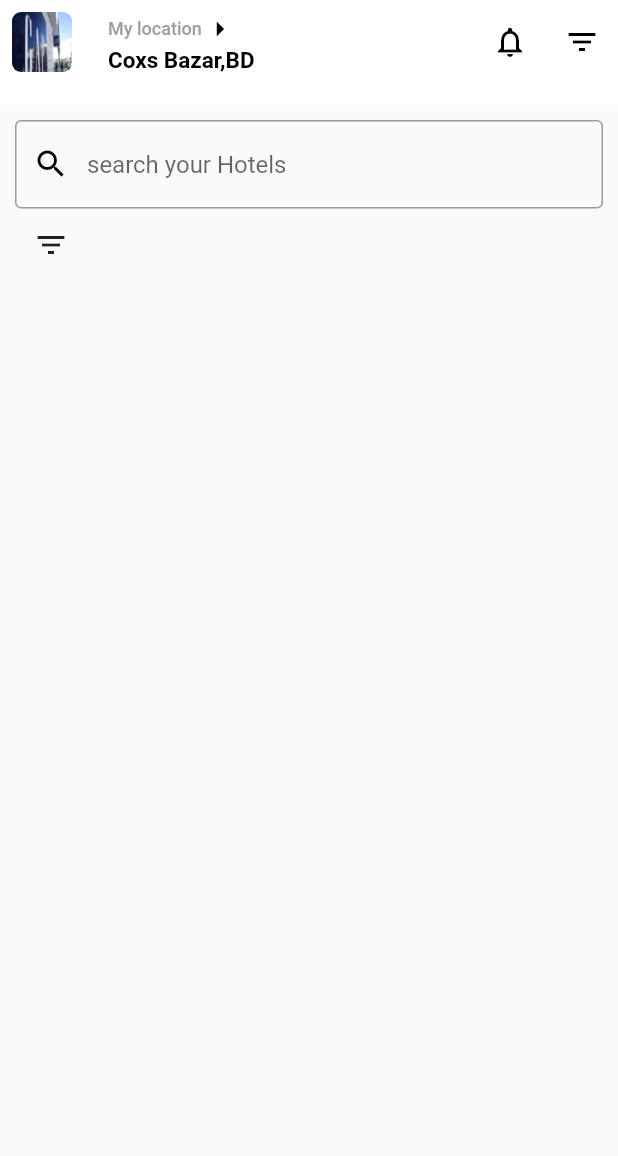
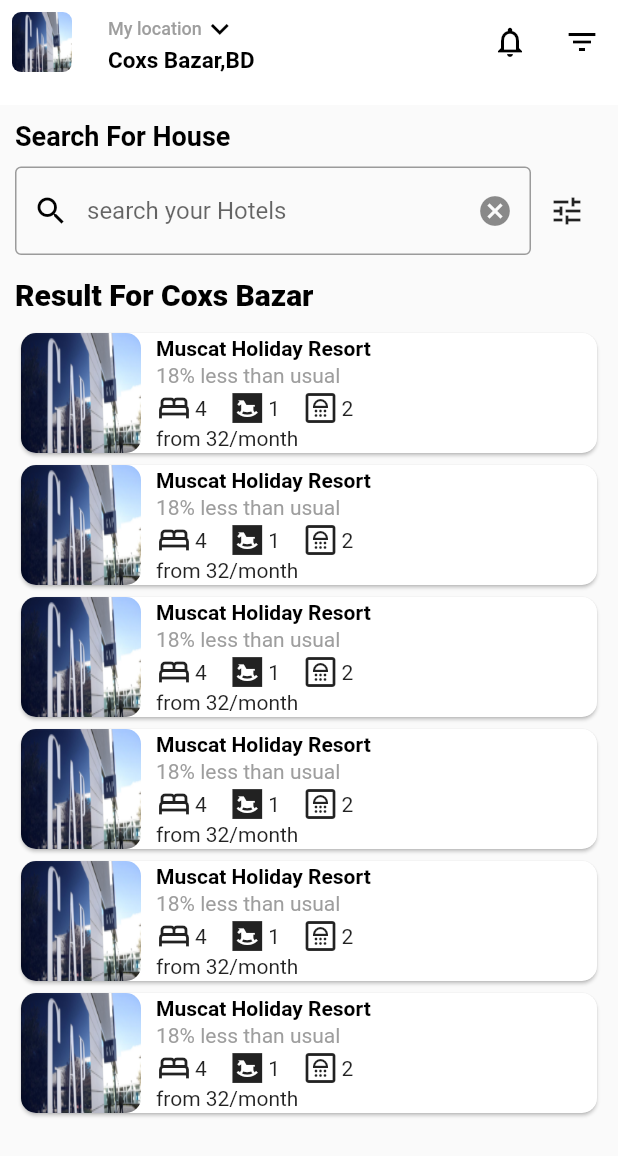
Before and after one commit to sandhyaa59/demoProject, a Flutter app: the Search screen opened directly, after a tap on the "filter list" icon, on a phone screen of 412 x 824 dp. Shown: the top 1156 px of the screen. Run offline on Flutter 3.47's test engine with Material 2 defaults, Android fonts, the phone set to English and light mode, and no system bars.

Commit message:
search page

```diff
--- a/lib/main.dart
+++ b/lib/main.dart
@@ -1,5 +1,5 @@
 // import 'package:demoproject/screens/homepage.dart';
-import 'package:demoproject/screens/homepage.dart';
+// import 'package:demoproject/screens/homepage.dart';
 import 'package:demoproject/screens/search.dart';
 import 'package:flutter/material.dart';
 
@@ -14,7 +14,7 @@ class DemoProject extends StatelessWidget {
   Widget build(BuildContext context) {
     return MaterialApp(
       debugShowCheckedModeBanner: false,
-      home: HomePage(),
+      home: Search(),
     );
   }
 }
--- a/lib/screens/search.dart
+++ b/lib/screens/search.dart
@@ -1,7 +1,7 @@
 import 'package:flutter/material.dart';
 
 class Search extends StatelessWidget {
-  const Search({ Key? key }) : super(key: key);
+  const Search({Key? key}) : super(key: key);
 
   @override
   Widget build(BuildContext context) {
@@ -11,23 +11,27 @@ class Search extends StatelessWidget {
         child: AppBar(
           backgroundColor: Colors.white,
           elevation: 0.0,
-          leading: Container(margin: EdgeInsets.all(8.0),
+          leading: Container(
+            margin: EdgeInsets.all(8.0),
             decoration: BoxDecoration(
                 shape: BoxShape.rectangle,
                 borderRadius: BorderRadius.circular(6.0),
                 image: DecorationImage(
-                  image: AssetImage('image/gap.png'),
-                  fit: BoxFit.fill
-                )),
+                    image: AssetImage('image/gap.png'), fit: BoxFit.fill)),
           ),
-          title: Column(crossAxisAlignment: CrossAxisAlignment.start,
+          title: Column(
+            crossAxisAlignment: CrossAxisAlignment.start,
             children: [
               Row(
                 children: [
                   Text(
                     'My location',
                     style: TextStyle(color: Colors.grey, fontSize: 12.0),
-                  ),Icon(Icons.arrow_right,color: Colors.black,)
+                  ),
+                  Icon(
+                    Icons.expand_more,
+                    color: Colors.black,
+                  )
                 ],
               ),
               Text(
@@ -55,42 +59,162 @@ class Search extends StatelessWidget {
           ],
         ),
       ),
-      body:Container(
+      body: SingleChildScrollView(
+        child: Container(
             margin: EdgeInsets.all(10.0),
               child: Column(
-              mainAxisSize: MainAxisSize.min,
+                  crossAxisAlignment: CrossAxisAlignment.start,
+                  // mainAxisSize: MainAxisSize.min,
                   children: [
                     searchBox(),
                     SizedBox(
                       height: 15.0,
-              ), ])),
+                    ),
+                    result()
+                  ]),
+            ),
+      )
     );
   }
 }
 
-Container searchBox (){
+Container searchBox() {
   return Container(
-   child: Column(crossAxisAlignment: CrossAxisAlignment.start,
+    // height: 50.0,
+
+      child: Column(
+        crossAxisAlignment: CrossAxisAlignment.start,
+        mainAxisAlignment: MainAxisAlignment.spaceBetween,
         children: [
-      //  Text('Search For House',style: TextStyle(
-      //    color: Colors.black,
-      //    fontWeight: FontWeight.bold,fontSize: 18.0
-      //  ),),
-      //  SizedBox(height: 5.0),
+          Text(
+            'Search For House',
+            style: TextStyle(
+                color: Colors.black, fontWeight: FontWeight.bold, fontSize: 18.0),
+          ),
+          SizedBox(height: 10.0),
+          Row(
+            children: [
               Flexible(
                 child: TextFormField(
                     autofocus: false,
                     decoration: const InputDecoration(
                         border: OutlineInputBorder(),
-                  prefixIcon: Icon(Icons.search,color: Colors.black,),
+                        prefixIcon: Icon(
+                          Icons.search,
+                          color: Colors.black,
+                        ),
                         hintText: 'search your Hotels',
-                  // suffixIcon: IconButton(onPressed: (){}, icon: Icon(Icons.cancel))
+                        suffixIcon: Icon(Icons.cancel))),
+              ),
+              IconButton(onPressed: () {}, icon: Icon(Icons.tune_outlined))
+            ],
+          ),
+        ],
+      ),
 
-                  )
+  );
+}
+
+Container result() {
+  return Container(
+    child: Column(
+      crossAxisAlignment: CrossAxisAlignment.start,
+      // mainAxisAlignment: MainAxisAlignment.spaceEvenly,
+      children: [
+        Text(
+          'Result For Coxs Bazar',
+          style: TextStyle(
+              color: Colors.black, fontSize: 20.0, fontWeight: FontWeight.w800),
         ),
+        SizedBox(
+          height: 10.0,
         ),
-          IconButton(onPressed: () {}, icon: Icon(Icons.filter_list_outlined))
+       Container(
+         child: ListView(
+              shrinkWrap: true,
+              scrollDirection: Axis.vertical, children: [
+              getResultList(),
+              getResultList(),
+              getResultList(),
+              getResultList(),
+              getResultList(),
+              getResultList()
+            ]),
+       ),
       ],
     ),
   );
 }
+
+Container getResultList(){
+return Container(
+ child: Card(
+              shape: RoundedRectangleBorder(
+                  borderRadius: BorderRadius.circular(10.0)),
+              child: Row(
+                children: [
+                  Container(
+                      height: 80.0,
+                      width: 80.0,
+                      decoration: BoxDecoration(
+                          shape: BoxShape.rectangle,
+                          borderRadius: BorderRadius.circular(10.0),
+                          image: DecorationImage(
+                              image: AssetImage('image/gap.png'),
+                              fit: BoxFit.fill))),
+                  SizedBox(
+                    width: 10.0,
+                  ),
+                  Column(
+                      crossAxisAlignment: CrossAxisAlignment.start,
+                      mainAxisAlignment: MainAxisAlignment.spaceEvenly,
+                      children: [
+                        Text(
+                          'Muscat Holiday Resort',
+                          style: TextStyle(
+                              color: Colors.black, fontWeight: FontWeight.bold),
+                        ),
+                        SizedBox(
+                          height: 2.0,
+                        ),
+                        Text(
+                          '18% less than usual',
+                          style: TextStyle(color: Colors.grey),
+                        ),
+                        SizedBox(
+                          height: 2.0,
+                        ),
+                        Row(
+                          mainAxisAlignment: MainAxisAlignment.spaceEvenly,
+                          children: [
+                            Icon(Icons.bed_outlined),
+                            SizedBox(
+                              width: 2.0,
+                            ),
+                            Text('4'),
+                            SizedBox(
+                              width: 15.0,
+                            ),
+                            Icon(Icons.bedroom_baby_sharp),
+                            SizedBox(
+                              width: 2.0,
+                            ),
+                            Text('1'),
+                            SizedBox(
+                              width: 15.0,
+                            ),
+                            Icon(Icons.bathroom_outlined),
+                            SizedBox(
+                              width: 2.0,
+                            ),
+                            Text('2'),
+                          ],
+                        ),
+                        Text('from 32/month')
+                      ])
+                ],
+              ),
+            ),
+
+        );
+}
```
Lines whose indentation alone changed are shown as unchanged.
